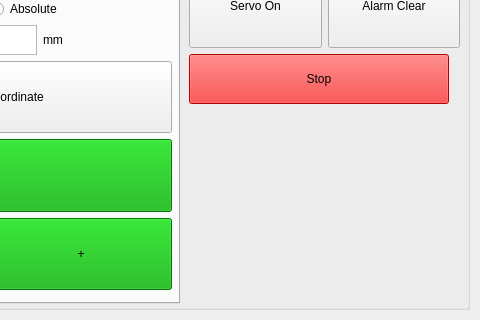
The window that bank-view/frontmanaualmode.ui (smandyscom/front-base-widget) describes before a commit, drawn with Qt 5; both pictures show x 781 to 1261 and y 421 to 741 of the 1261 by 741 pixel window.
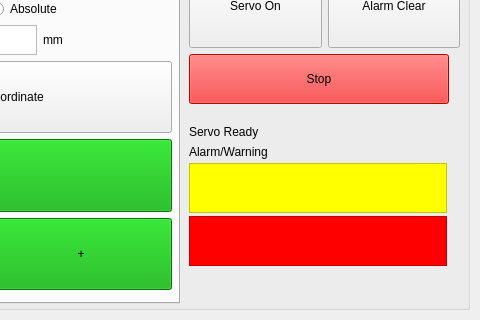
The same window after the commit.

```diff
--- a/bank-view/frontmanaualmode.ui
+++ b/bank-view/frontmanaualmode.ui
@@ -1120,6 +1120,85 @@
         </item>
        </layout>
       </widget>
+      <widget class="QWidget" name="">
+       <property name="geometry">
+        <rect>
+         <x>960</x>
+         <y>170</y>
+         <width>258</width>
+         <height>143</height>
+        </rect>
+       </property>
+       <layout class="QVBoxLayout" name="verticalLayout_10">
+        <property name="spacing">
+         <number>3</number>
+        </property>
+        <item>
+         <widget class="QLabel" name="labelServoReady">
+          <property name="maximumSize">
+           <size>
+            <width>16777215</width>
+            <height>20</height>
+           </size>
+          </property>
+          <property name="text">
+           <string>Servo Ready</string>
+          </property>
+         </widget>
+        </item>
+        <item>
+         <widget class="QLabel" name="labelAlarm">
+          <property name="maximumSize">
+           <size>
+            <width>16777215</width>
+            <height>20</height>
+           </size>
+          </property>
+          <property name="text">
+           <string>Alarm/Warning</string>
+          </property>
+         </widget>
+        </item>
+        <item>
+         <widget class="QTextBrowser" name="textBrowserWarning">
+          <property name="sizePolicy">
+           <sizepolicy hsizetype="Expanding" vsizetype="Preferred">
+            <horstretch>0</horstretch>
+            <verstretch>0</verstretch>
+           </sizepolicy>
+          </property>
+          <property name="maximumSize">
+           <size>
+            <width>16777215</width>
+            <height>50</height>
+           </size>
+          </property>
+          <property name="styleSheet">
+           <string notr="true">background-color: rgb(255, 255, 0);</string>
+          </property>
+         </widget>
+        </item>
+        <item>
+         <widget class="QTextBrowser" name="textBrowseAlarm">
+          <property name="sizePolicy">
+           <sizepolicy hsizetype="Expanding" vsizetype="Preferred">
+            <horstretch>0</horstretch>
+            <verstretch>0</verstretch>
+           </sizepolicy>
+          </property>
+          <property name="maximumSize">
+           <size>
+            <width>16777215</width>
+            <height>50</height>
+           </size>
+          </property>
+          <property name="styleSheet">
+           <string notr="true">background-color: rgb(255, 0, 0);</string>
+          </property>
+         </widget>
+        </item>
+       </layout>
+      </widget>
      </widget>
     </item>
    </layout>
```
